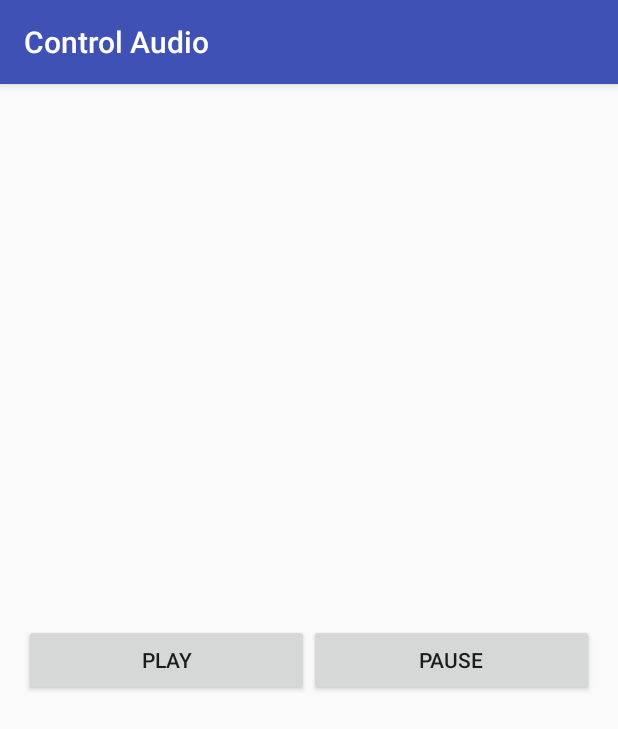
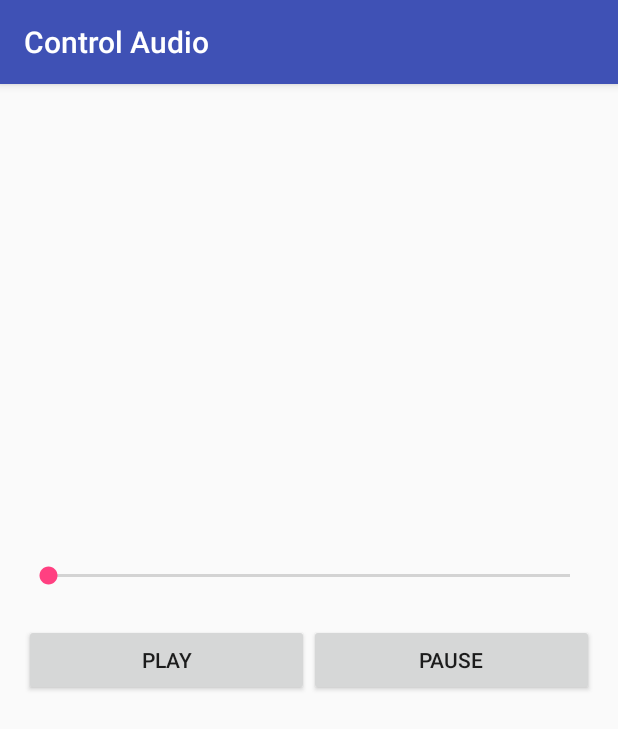
Before and after one commit to macintorch/audio-demo, an Android app: the screen it shows after launch (MainActivity), on a phone screen of 412 x 824 dp. Shown: the top 729 px of the screen. Run offline under Robolectric (Android 15) with nearby library versions, the phone set to English and light mode, and no system bars.

```diff
--- a/app/src/main/java/ainor/com/my/controlaudio/MainActivity.java
+++ b/app/src/main/java/ainor/com/my/controlaudio/MainActivity.java
@@ -3,8 +3,10 @@ package ainor.com.my.controlaudio;
 import android.media.MediaPlayer;
 import android.support.v7.app.AppCompatActivity;
 import android.os.Bundle;
+import android.util.Log;
 import android.view.View;
 import android.widget.Button;
+import android.widget.SeekBar;
 
 public class MainActivity extends AppCompatActivity {
 
@@ -32,8 +34,23 @@ public class MainActivity extends AppCompatActivity {
         super.onCreate(savedInstanceState);
         setContentView(R.layout.activity_main);
 
+        SeekBar volumeControl = (SeekBar) findViewById(R.id.seekBar);
 
+        volumeControl.setOnSeekBarChangeListener(new SeekBar.OnSeekBarChangeListener() {
+            @Override
+            public void onProgressChanged(SeekBar seekBar, int i, boolean b) {
+                Log.i("Seekbar value", String.valueOf(i));
+            }
 
+            @Override
+            public void onStartTrackingTouch(SeekBar seekBar) {
 
+            }
+
+            @Override
+            public void onStopTrackingTouch(SeekBar seekBar) {
+
+            }
+        });
     }
 }
--- a/app/src/main/res/layout/activity_main.xml
+++ b/app/src/main/res/layout/activity_main.xml
@@ -16,7 +16,8 @@
         android:layout_width="match_parent"
         android:layout_height="wrap_content"
         android:layout_centerVertical="true"
-        android:layout_centerHorizontal="true">
+        android:layout_centerHorizontal="true"
+        android:id="@+id/linearLayout">
 
         <Button
             android:text="Play"
@@ -34,4 +35,20 @@
             android:layout_weight="1"
             android:onClick="pause"/>
     </LinearLayout>
+
+    <LinearLayout
+        android:orientation="vertical"
+        android:layout_width="match_parent"
+        android:layout_height="wrap_content">
+
+    </LinearLayout>
+
+    <SeekBar
+        android:layout_width="match_parent"
+        android:layout_height="wrap_content"
+        android:id="@+id/seekBar"
+        android:layout_marginBottom="23dp"
+        android:layout_above="@+id/linearLayout"
+        android:layout_centerHorizontal="true"/>
+
 </RelativeLayout>
```
